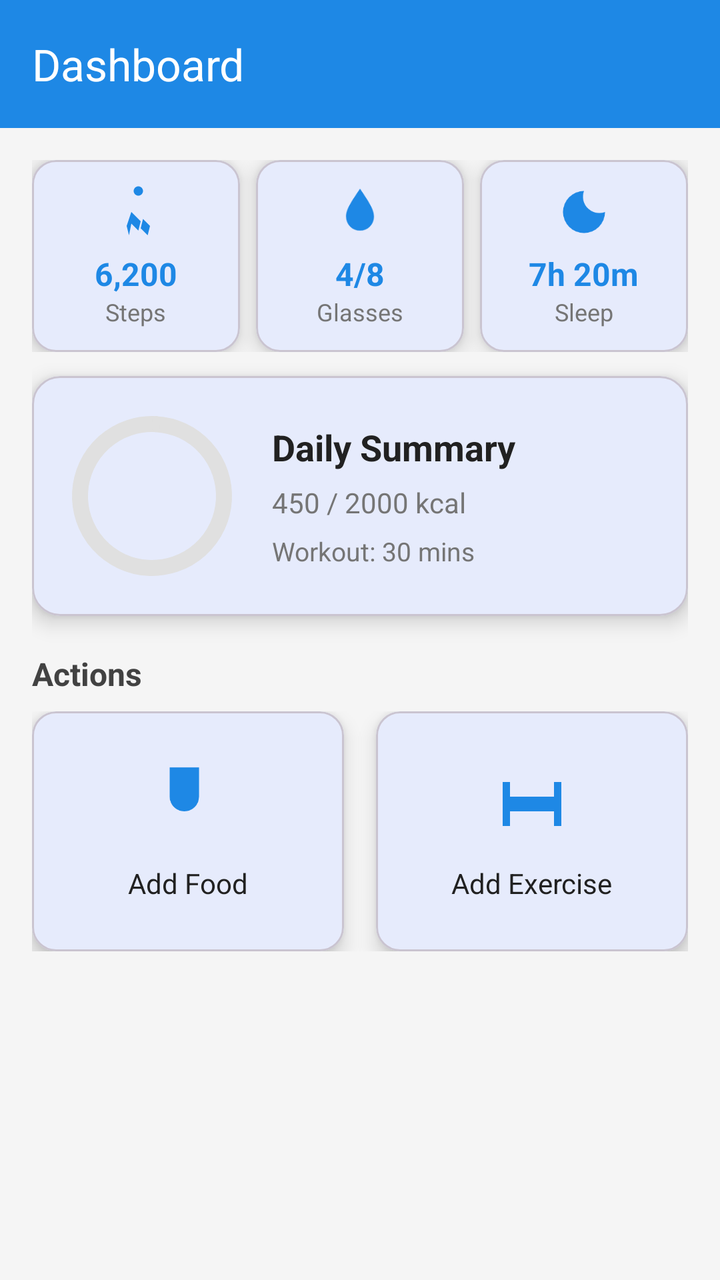
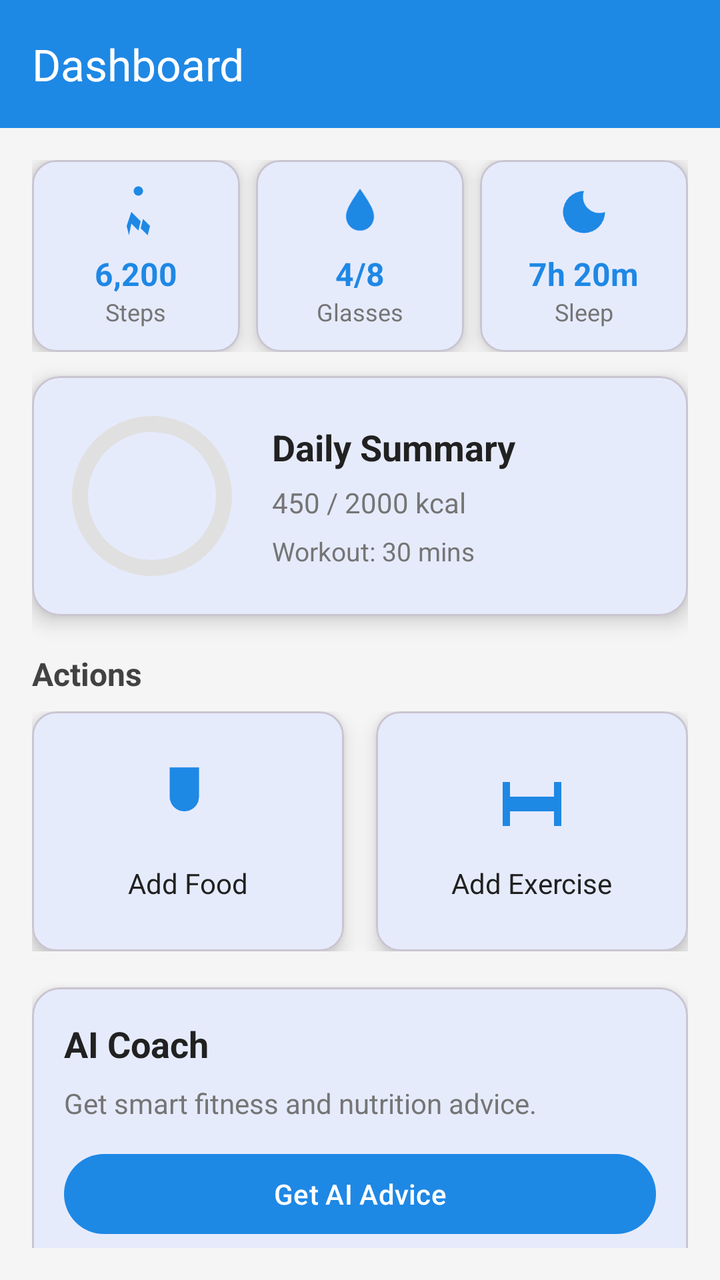

An Android layout rendered at two revisions. The XML below is the earlier revision; the diff shows what the commit changed to produce the second picture.
<!-- AndroidManifest.xml: application theme Theme.FinalHamada -->
<!-- res/layout/activity_dashboard1.xml -->
<?xml version="1.0" encoding="utf-8"?>
<androidx.drawerlayout.widget.DrawerLayout xmlns:android="http://schemas.android.com/apk/res/android"
    xmlns:app="http://schemas.android.com/apk/res-auto"
    android:id="@+id/drawer_layout"
    android:layout_width="match_parent"
    android:layout_height="match_parent"
    android:fitsSystemWindows="true">

    <androidx.coordinatorlayout.widget.CoordinatorLayout
        android:layout_width="match_parent"
        android:layout_height="match_parent">

        <com.google.android.material.appbar.AppBarLayout
            android:layout_width="match_parent"
            android:layout_height="wrap_content"
            android:theme="@style/ThemeOverlay.MaterialComponents.Dark.ActionBar">

            <androidx.appcompat.widget.Toolbar
                android:id="@+id/toolbar"
                android:layout_width="match_parent"
                android:layout_height="?attr/actionBarSize"
                android:background="#1E88E5"
                app:title="Dashboard"
                app:titleTextColor="@android:color/white"
                app:popupTheme="@style/ThemeOverlay.MaterialComponents.Light" />
        </com.google.android.material.appbar.AppBarLayout>

        <androidx.core.widget.NestedScrollView
            android:layout_width="match_parent"
            android:layout_height="match_parent"
            android:layout_marginTop="?attr/actionBarSize"
            android:padding="16dp">

            <LinearLayout
                android:orientation="vertical"
                android:layout_width="match_parent"
                android:layout_height="wrap_content"
                android:gravity="center_horizontal">

                
                <LinearLayout
                    android:orientation="horizontal"
                    android:layout_width="match_parent"
                    android:layout_height="wrap_content"
                    android:weightSum="3"
                    android:layout_marginBottom="12dp">

                    
                    <com.google.android.material.card.MaterialCardView
                        android:id="@+id/cardSteps"
                        android:layout_width="0dp"
                        android:layout_height="wrap_content"
                        android:layout_weight="1"
                        app:cardCornerRadius="12dp"
                        app:cardElevation="6dp"
                        android:layout_marginEnd="8dp"
                        android:foreground="?attr/selectableItemBackground">

                        <LinearLayout
                            android:orientation="vertical"
                            android:layout_width="match_parent"
                            android:layout_height="match_parent"
                            android:padding="12dp"
                            android:gravity="center">

                            <ImageView
                                android:layout_width="28dp"
                                android:layout_height="28dp"
                                android:src="@drawable/ic_steps"
                                android:contentDescription="Steps" />

                            <TextView
                                android:id="@+id/tvStepsCount"
                                android:layout_width="wrap_content"
                                android:layout_height="wrap_content"
                                android:text="6,200"
                                android:textSize="16sp"
                                android:textStyle="bold"
                                android:textColor="#1E88E5"
                                android:layout_marginTop="6dp" />

                            <TextView
                                android:id="@+id/tvStepsLabel"
                                android:layout_width="wrap_content"
                                android:layout_height="wrap_content"
                                android:text="Steps"
                                android:textSize="12sp"
                                android:textColor="#757575" />
                        </LinearLayout>
                    </com.google.android.material.card.MaterialCardView>

                    
                    <com.google.android.material.card.MaterialCardView
                        android:id="@+id/cardWater"
                        android:layout_width="0dp"
                        android:layout_height="wrap_content"
                        android:layout_weight="1"
                        app:cardCornerRadius="12dp"
                        app:cardElevation="6dp"
                        android:layout_marginEnd="8dp"
                        android:foreground="?attr/selectableItemBackground">

                        <LinearLayout
                            android:orientation="vertical"
                            android:layout_width="match_parent"
                            android:layout_height="match_parent"
                            android:padding="12dp"
                            android:gravity="center">

                            <ImageView
                                android:layout_width="28dp"
                                android:layout_height="28dp"
                                android:src="@drawable/ic_water"
                                android:contentDescription="Water" />

                            <TextView
                                android:id="@+id/tvWaterGlasses"
                                android:layout_width="wrap_content"
                                android:layout_height="wrap_content"
                                android:text="4/8"
                                android:textSize="16sp"
                                android:textStyle="bold"
                                android:textColor="#1E88E5"
                                android:layout_marginTop="6dp" />

                            <TextView
                                android:id="@+id/tvWaterLabel"
                                android:layout_width="wrap_content"
                                android:layout_height="wrap_content"
                                android:text="Glasses"
                                android:textSize="12sp"
                                android:textColor="#757575" />
                        </LinearLayout>
                    </com.google.android.material.card.MaterialCardView>

                    
                    <com.google.android.material.card.MaterialCardView
                        android:id="@+id/cardSleep"
                        android:layout_width="0dp"
                        android:layout_height="wrap_content"
                        android:layout_weight="1"
                        app:cardCornerRadius="12dp"
                        app:cardElevation="6dp"
                        android:foreground="?attr/selectableItemBackground">

                        <LinearLayout
                            android:orientation="vertical"
                            android:layout_width="match_parent"
                            android:layout_height="match_parent"
                            android:padding="12dp"
                            android:gravity="center">

                            <ImageView
                                android:layout_width="28dp"
                                android:layout_height="28dp"
                                android:src="@drawable/ic_sleep"
                                android:contentDescription="Sleep" />

                            <TextView
                                android:id="@+id/tvSleepHours"
                                android:layout_width="wrap_content"
                                android:layout_height="wrap_content"
                                android:text="7h 20m"
                                android:textSize="16sp"
                                android:textStyle="bold"
                                android:textColor="#1E88E5"
                                android:layout_marginTop="6dp" />

                            <TextView
                                android:id="@+id/tvSleepLabel"
                                android:layout_width="wrap_content"
                                android:layout_height="wrap_content"
                                android:text="Sleep"
                                android:textSize="12sp"
                                android:textColor="#757575" />
                        </LinearLayout>
                    </com.google.android.material.card.MaterialCardView>
                </LinearLayout>

                
                <com.google.android.material.card.MaterialCardView
                    android:id="@+id/dailySummaryCard"
                    android:layout_width="match_parent"
                    android:layout_height="wrap_content"
                    app:cardCornerRadius="14dp"
                    app:cardElevation="6dp"
                    android:foreground="?attr/selectableItemBackground">

                    <LinearLayout
                        android:orientation="horizontal"
                        android:layout_width="match_parent"
                        android:layout_height="wrap_content"
                        android:padding="16dp"
                        android:gravity="center_vertical">

                        <com.google.android.material.progressindicator.CircularProgressIndicator
                            android:id="@+id/circularCalories"
                            android:layout_width="80dp"
                            android:layout_height="80dp"
                            app:indicatorSize="80dp"
                            app:trackThickness="8dp"
                            app:indicatorColor="#1E88E5"
                            app:trackColor="#E0E0E0" />

                        <LinearLayout
                            android:orientation="vertical"
                            android:layout_width="0dp"
                            android:layout_height="wrap_content"
                            android:layout_weight="1"
                            android:layout_marginStart="16dp">

                            <TextView
                                android:id="@+id/tvDailyS"
                                android:layout_width="wrap_content"
                                android:layout_height="wrap_content"
                                android:text="Daily Summary"
                                android:textSize="18sp"
                                android:textStyle="bold"
                                android:textColor="#212121" />

                            <TextView
                                android:id="@+id/tvCalories"
                                android:layout_width="wrap_content"
                                android:layout_height="wrap_content"
                                android:text="450 / 2000 kcal"
                                android:textSize="14sp"
                                android:textColor="#757575"
                                android:layout_marginTop="6dp" />

                            <TextView
                                android:id="@+id/tvMins"
                                android:layout_width="wrap_content"
                                android:layout_height="wrap_content"
                                android:text="Workout: 30 mins"
                                android:textSize="13sp"
                                android:textColor="#757575"
                                android:layout_marginTop="6dp" />
                        </LinearLayout>
                    </LinearLayout>
                </com.google.android.material.card.MaterialCardView>

                
                <TextView
                    android:layout_width="match_parent"
                    android:layout_height="wrap_content"
                    android:text="Actions"
                    android:textSize="16sp"
                    android:textStyle="bold"
                    android:textColor="#424242"
                    android:layout_marginTop="18dp"
                    android:layout_marginBottom="8dp" />

                
                <LinearLayout
                    android:orientation="horizontal"
                    android:layout_width="match_parent"
                    android:layout_height="wrap_content"
                    android:weightSum="2">

                    <com.google.android.material.card.MaterialCardView
                        android:id="@+id/btnAddFood"
                        android:layout_width="0dp"
                        android:layout_height="120dp"
                        android:layout_weight="1"
                        app:cardCornerRadius="12dp"
                        app:cardElevation="6dp"
                        android:layout_marginEnd="8dp"
                        android:foreground="?attr/selectableItemBackground">

                        <LinearLayout
                            android:orientation="vertical"
                            android:layout_width="match_parent"
                            android:layout_height="match_parent"
                            android:gravity="center"
                            android:padding="12dp">

                            <ImageView
                                android:layout_width="44dp"
                                android:layout_height="44dp"
                                android:src="@drawable/ic_food"
                                android:contentDescription="Add Food" />

                            <TextView
                                android:layout_width="wrap_content"
                                android:layout_height="wrap_content"
                                android:text="Add Food"
                                android:textSize="14sp"
                                android:textColor="#212121"
                                android:layout_marginTop="8dp" />
                        </LinearLayout>
                    </com.google.android.material.card.MaterialCardView>

                    <com.google.android.material.card.MaterialCardView
                        android:id="@+id/btnAddExercise"
                        android:layout_width="0dp"
                        android:layout_height="120dp"
                        android:layout_weight="1"
                        app:cardCornerRadius="12dp"
                        app:cardElevation="6dp"
                        android:layout_marginStart="8dp"
                        android:foreground="?attr/selectableItemBackground">

                        <LinearLayout
                            android:orientation="vertical"
                            android:layout_width="match_parent"
                            android:layout_height="match_parent"
                            android:gravity="center"
                            android:padding="12dp">

                            <ImageView
                                android:layout_width="44dp"
                                android:layout_height="44dp"
                                android:src="@drawable/ic_exercise"
                                android:contentDescription="Add Exercise" />

                            <TextView
                                android:layout_width="wrap_content"
                                android:layout_height="wrap_content"
                                android:text="Add Exercise"
                                android:textSize="14sp"
                                android:textColor="#212121"
                                android:layout_marginTop="8dp" />
                        </LinearLayout>
                    </com.google.android.material.card.MaterialCardView>
                </LinearLayout>

                <View
                    android:layout_width="match_parent"
                    android:layout_height="24dp" />
            </LinearLayout>
        </androidx.core.widget.NestedScrollView>
    </androidx.coordinatorlayout.widget.CoordinatorLayout>

    
    <com.google.android.material.navigation.NavigationView
        android:id="@+id/navigation_view"
        android:layout_width="wrap_content"
        android:layout_height="match_parent"
        android:layout_gravity="start"
        android:fitsSystemWindows="true"
        app:headerLayout="@layout/nav_header"
        app:menu="@menu/drawer_menu"
        android:background="@android:color/white" />
</androidx.drawerlayout.widget.DrawerLayout>
<!-- res/layout/nav_header.xml (included above) -->
<?xml version="1.0" encoding="utf-8"?>
<LinearLayout xmlns:android="http://schemas.android.com/apk/res/android"
    android:orientation="vertical"
    android:background="#1E88E5"
    android:padding="16dp"
    android:layout_width="match_parent"
    android:layout_height="160dp"
    android:gravity="bottom">

    <ImageView
        android:id="@+id/imageViewProfile"
        android:layout_width="64dp"
        android:layout_height="64dp"
        android:src="@drawable/ic_person"
        android:contentDescription="Profile Image"
        android:scaleType="centerCrop" />

    <TextView
        android:id="@+id/textViewName"
        android:layout_width="wrap_content"
        android:layout_height="wrap_content"
        android:text="User Name"
        android:textColor="@android:color/white"
        android:textSize="18sp"
        android:paddingTop="8dp" />

    <TextView
        android:id="@+id/textViewEmail"
        android:layout_width="wrap_content"
        android:layout_height="wrap_content"
        android:text="email@example.com"
        android:textColor="@android:color/white" />
</LinearLayout>
<!-- resources referenced by this layout -->
<resources>
  <!-- drawable ic_exercise (drawable) -->
  <vector xmlns:android="http://schemas.android.com/apk/res/android"
      android:width="24dp"
      android:height="24dp"
      android:viewportWidth="24"
      android:viewportHeight="24">
  
      <path
          android:fillColor="#1E88E5"
          android:pathData="M20,6h-2v12h2V6M6,6H4v12h2V6M18,10H6v4h12v-4z"/>
  </vector>
  <!-- drawable ic_food (drawable) -->
  <vector xmlns:android="http://schemas.android.com/apk/res/android"
      android:width="24dp"
      android:height="24dp"
      android:viewportWidth="24"
      android:viewportHeight="24">
  
      <path
          android:fillColor="#1E88E5"
          android:pathData="M11,2v20M7,2v8a4,4 0 0,0 8,0V2"/>
  </vector>
  <!-- drawable ic_person (drawable) -->
  <vector xmlns:android="http://schemas.android.com/apk/res/android"
      android:width="24dp" android:height="24dp"
      android:viewportWidth="24" android:viewportHeight="24">
      <path android:fillColor="#000000"
          android:pathData="M12,12c2.7,0 5,-2.3 5,-5s-2.3,-5 -5,-5 -5,2.3 -5,5 2.3,5 5,5zM12,14c-3.3,0 -10,1.7 -10,5v3h20v-3c0,-3.3 -6.7,-5 -10,-5z"/>
  </vector>
  <!-- drawable ic_sleep (drawable) -->
  <vector xmlns:android="http://schemas.android.com/apk/res/android"
      android:width="24dp"
      android:height="24dp"
      android:viewportWidth="24"
      android:viewportHeight="24">
  
      <path
          android:fillColor="#1E88E5"
          android:pathData="M12,3a9,9 0 1,0 9,9 7,7 0 0,1 -9,-9z"/>
  </vector>
  <!-- drawable ic_steps (drawable) -->
  <vector xmlns:android="http://schemas.android.com/apk/res/android"
      android:width="24dp"
      android:height="24dp"
      android:viewportWidth="24"
      android:viewportHeight="24">
  
      <path
          android:fillColor="#1E88E5"
          android:pathData="M13,5c1.1,0 2,-0.9 2,-2s-0.9,-2 -2,-2 -2,0.9 -2,2 0.9,2 2,2zM9,22l1,-5 3,3 1,-4 -4,-4 -2,6zM17,22l1,-4 -3,-3 -1,4 3,3z"/>
  </vector>
  <!-- drawable ic_water (drawable) -->
  <vector xmlns:android="http://schemas.android.com/apk/res/android"
      android:width="24dp"
      android:height="24dp"
      android:viewportWidth="24"
      android:viewportHeight="24">
  
      <path
          android:fillColor="#1E88E5"
          android:pathData="M12,2C8,8 6,11 6,14a6,6 0 0,0 12,0c0,-3 -2,-6 -6,-12z"/>
  </vector>
  <style name="Theme.FinalHamada" parent="Theme.Material3.DayNight.NoActionBar">
          
          <item name="colorPrimary">@color/purple_500</item>
          <item name="colorPrimaryVariant">@color/purple_700</item>
          <item name="colorSecondary">@color/teal_200</item>
          <item name="colorSecondaryVariant">@color/teal_700</item>
  
          
          <item name="android:colorBackground">@color/background</item>
  
          
          <item name="android:textColorPrimary">@color/textPrimary</item>
          <item name="android:textColorSecondary">@color/textSecondary</item>
      </style>
  <color name="purple_500">#1E88E5</color>
  <color name="purple_700">#1565C0</color>
  <color name="teal_200">#80CBC4</color>
  <color name="teal_700">#00796B</color>
  <color name="background">#F5F5F5</color>
  <color name="textPrimary">#212121</color>
  <color name="textSecondary">#757575</color>
</resources>

<!-- the commit's change to res/layout/activity_dashboard1.xml (unified diff, before → after) -->
@@ -45,7 +45,6 @@
                     android:weightSum="3"
                     android:layout_marginBottom="12dp">
 
-                    
                     <com.google.android.material.card.MaterialCardView
                         android:id="@+id/cardSteps"
                         android:layout_width="0dp"
@@ -89,7 +88,6 @@
                         </LinearLayout>
                     </com.google.android.material.card.MaterialCardView>
 
-                    
                     <com.google.android.material.card.MaterialCardView
                         android:id="@+id/cardWater"
                         android:layout_width="0dp"
@@ -133,7 +131,6 @@
                         </LinearLayout>
                     </com.google.android.material.card.MaterialCardView>
 
-                    
                     <com.google.android.material.card.MaterialCardView
                         android:id="@+id/cardSleep"
                         android:layout_width="0dp"
@@ -323,6 +320,48 @@
                         </LinearLayout>
                     </com.google.android.material.card.MaterialCardView>
                 </LinearLayout>
+
+                
+                <com.google.android.material.card.MaterialCardView
+                    android:id="@+id/cardAiCoach"
+                    android:layout_width="match_parent"
+                    android:layout_height="wrap_content"
+                    android:layout_marginTop="18dp"
+                    app:cardCornerRadius="14dp"
+                    app:cardElevation="6dp"
+                    android:foreground="?attr/selectableItemBackground">
+
+                    <LinearLayout
+                        android:orientation="vertical"
+                        android:layout_width="match_parent"
+                        android:layout_height="wrap_content"
+                        android:padding="16dp">
+
+                        <TextView
+                            android:layout_width="wrap_content"
+                            android:layout_height="wrap_content"
+                            android:text="AI Coach"
+                            android:textSize="18sp"
+                            android:textStyle="bold"
+                            android:textColor="#212121" />
+
+                        <TextView
+                            android:id="@+id/tvAiCoachAnswer"
+                            android:layout_width="match_parent"
+                            android:layout_height="wrap_content"
+                            android:text="Get smart fitness and nutrition advice."
+                            android:textSize="14sp"
+                            android:textColor="#757575"
+                            android:layout_marginTop="8dp" />
+
+                        <Button
+                            android:id="@+id/btnAiAdvice"
+                            android:layout_width="match_parent"
+                            android:layout_height="wrap_content"
+                            android:text="Get AI Advice"
+                            android:layout_marginTop="12dp" />
+                    </LinearLayout>
+                </com.google.android.material.card.MaterialCardView>
 
                 <View
                     android:layout_width="match_parent"
